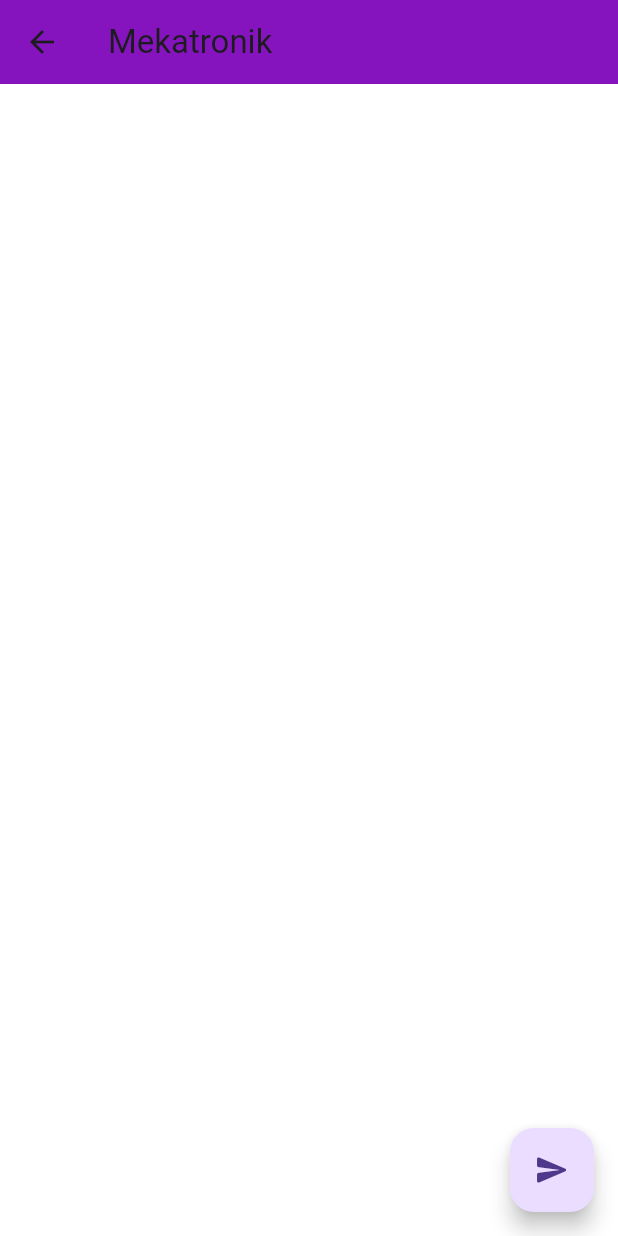
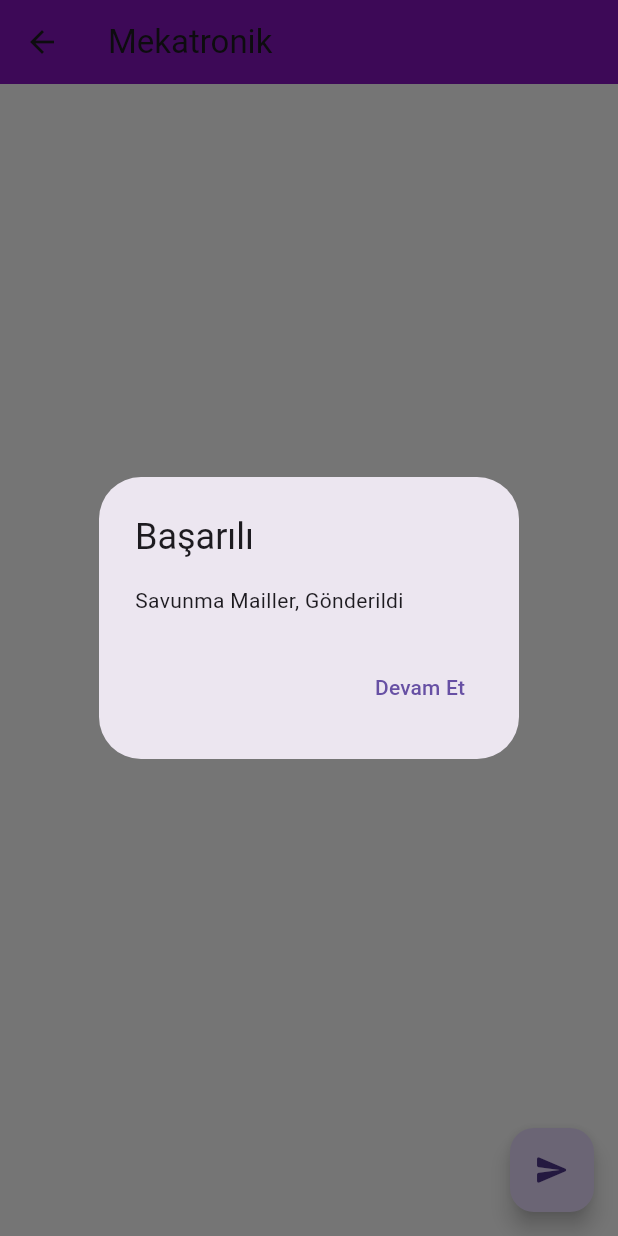
Before and after one commit to MustafaSevinc/mekatronik_qr_management, a Flutter app: the ChecklistEmployee screen opened directly, after a tap on the "send" icon, on a phone screen of 412 x 824 dp. Run offline on Flutter 3.47's test engine with Material 3 defaults, Android fonts, the phone set to English and light mode, and no system bars; our stand-ins replace assets_audio_player, cloud_firestore, curved_navigation_bar, firebase_auth, firebase_core, shared_preferences; missing offline and left inert: excel, qr_code_scanner, workmanager; accounts and stored records are empty.

Commit message:
optimizasyon lazım ama çoğu bitti

```diff
--- a/lib/screens/admin_screens/user_op_screens/checklist_employee_screen.dart
+++ b/lib/screens/admin_screens/user_op_screens/checklist_employee_screen.dart
@@ -4,6 +4,7 @@ import 'package:http/http.dart' as http;
 import 'package:mekatronik_qr_management/services/store_service.dart';
 import 'package:mekatronik_qr_management/utils/constants.dart';
 import 'package:mekatronik_qr_management/utils/custom_colors.dart';
+import 'package:mekatronik_qr_management/widgets/popup.dart';
 
 class ChecklistEmployee extends StatefulWidget {
   const ChecklistEmployee({Key? key})
@@ -51,6 +52,7 @@ class _ChecklistEmployeeState extends State<ChecklistEmployee> {
     DateTime now = DateTime.now();
     String formattedDate =
         "${now.day.toString().padLeft(2, '0')}.${now.month.toString().padLeft(2, '0')}.${now.year.toString()}";
+    print(formattedDate);
     DocumentSnapshot<Map<String, dynamic>> puantajSnapshot =
         await StoreService.collection(path: 'puantaj').doc(formattedDate).get()
             as DocumentSnapshot<Map<String, dynamic>>;
@@ -68,7 +70,6 @@ class _ChecklistEmployeeState extends State<ChecklistEmployee> {
     }
 
     List<dynamic> usersArray = (data['users'] as List<dynamic>);
-
     setState(() {
       entryList = usersArray;
     });
@@ -79,6 +80,7 @@ class _ChecklistEmployeeState extends State<ChecklistEmployee> {
     for (var i = 0; i < employeeList.length; i++) {
       isExist = false;
       for (var j = 0; j < entryList.length; j++) {
+        print(entryList[j]['uid']);
         if (employeeList[i].id == entryList[j]['uid']) {
           isExist = true;
         }
@@ -99,7 +101,7 @@ class _ChecklistEmployeeState extends State<ChecklistEmployee> {
           backgroundColor: CustomColors.appBarColor,
         ),
         backgroundColor: CustomColors.appBarBodyColor,
-        body: Center(
+        body: const Center(
           child: CircularProgressIndicator(),
         ),
       );
@@ -142,31 +144,34 @@ class _ChecklistEmployeeState extends State<ChecklistEmployee> {
   }
 
   Future<dynamic> loginService(String email, String password) async {
-    // Diğer kodlar
+    setState(() {
+      _isLoading = true;
+    });
     List mails = [];
     for (var item in selectedItems) {
       if (item.get('email') != null && item.get('email') != 'empty@mail.com') {
         mails.add(item.get('email'));
       }
     }
-    // Tam URL'yi oluştur
     for (String mail in mails) {
+      // Tam URL'yi oluştur
       String loginUrl =
           "${Constants.loginUrl}?email=$mail&title=${Constants.savunmaMailTitle}&icerik=${Constants.savunmaMailText}";
       // API isteğini gerçekleştir
       http.Response response = await http.get(Uri.parse(loginUrl));
-      String responseBody = response.body;
-      print(responseBody);
       try {
         // Başarılı cevabı al ve işle
         if (response.statusCode == 200) {
-          // Veriyi işleme kodları
         } else {
-          // Başarısız durumla ilgili işlemler
+          popUp(context, 'Başarısız', '$mail adresine mail gönderilemedi');
         }
       } catch (e) {
         // Hata durumu işlemleri
       }
     }
+    setState(() {
+      _isLoading = false;
+    });
+    popUp(context, 'Başarılı', 'Savunma Mailler, Gönderildi');
   }
 }
--- a/pubspec.yaml
+++ b/pubspec.yaml
@@ -16,7 +16,6 @@ dependencies:
   flutter:
     sdk: flutter
   http: ^1.1.2
-  mailer: ^6.0.1
   qr_code_scanner: ^1.0.1
   shared_preferences: ^2.2.2
   workmanager: ^0.5.2
```
Also changed, not shown: lib/screens/admin_screens/qr_op_screens/qr_scanner_screen.dart (+27 -17 lines), pubspec.lock.
